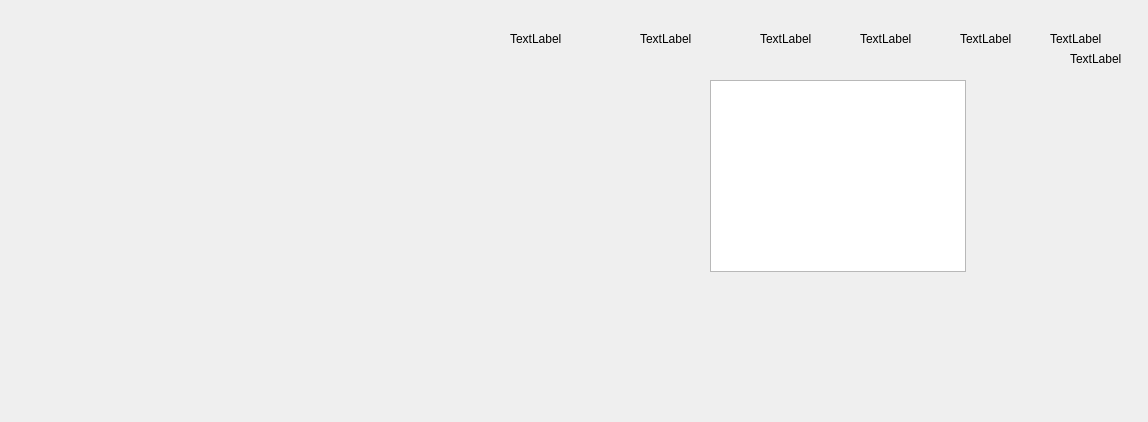
First picture: the form in DataUI/datamenu.ui, repository flash-dx/UpperUI, before the edit.
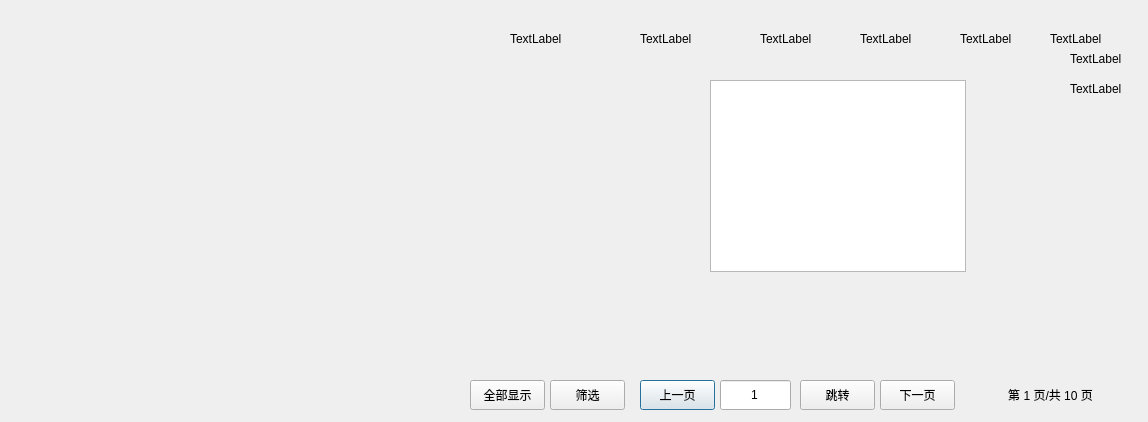
Second picture: the form after the edit. Icons and pictures are not drawn.

Patch:
```diff
--- a/DataUI/datamenu.ui
+++ b/DataUI/datamenu.ui
@@ -117,6 +117,131 @@
     <string>TextLabel</string>
    </property>
   </widget>
+  <widget class="QLabel" name="Data_Menu_lbHeader8">
+   <property name="geometry">
+    <rect>
+     <x>1070</x>
+     <y>80</y>
+     <width>67</width>
+     <height>17</height>
+    </rect>
+   </property>
+   <property name="text">
+    <string>TextLabel</string>
+   </property>
+  </widget>
+  <widget class="QLabel" name="Data_Menu_lbPage">
+   <property name="geometry">
+    <rect>
+     <x>980</x>
+     <y>380</y>
+     <width>141</width>
+     <height>30</height>
+    </rect>
+   </property>
+   <property name="text">
+    <string>第 1 页/共 10 页</string>
+   </property>
+   <property name="alignment">
+    <set>Qt::AlignCenter</set>
+   </property>
+  </widget>
+  <widget class="QPushButton" name="Data_Menu_btnPre">
+   <property name="geometry">
+    <rect>
+     <x>640</x>
+     <y>380</y>
+     <width>75</width>
+     <height>30</height>
+    </rect>
+   </property>
+   <property name="styleSheet">
+    <string notr="true">border-image: url(:/images/btnbk.png);</string>
+   </property>
+   <property name="text">
+    <string>上一页</string>
+   </property>
+  </widget>
+  <widget class="QPushButton" name="Data_Menu_btnNext">
+   <property name="geometry">
+    <rect>
+     <x>880</x>
+     <y>380</y>
+     <width>75</width>
+     <height>30</height>
+    </rect>
+   </property>
+   <property name="styleSheet">
+    <string notr="true">border-image: url(:/images/btnbk.png);</string>
+   </property>
+   <property name="text">
+    <string>下一页</string>
+   </property>
+  </widget>
+  <widget class="QPushButton" name="Data_Menu_btnJump">
+   <property name="geometry">
+    <rect>
+     <x>800</x>
+     <y>380</y>
+     <width>75</width>
+     <height>30</height>
+    </rect>
+   </property>
+   <property name="styleSheet">
+    <string notr="true">border-image: url(:/images/btnbk.png);</string>
+   </property>
+   <property name="text">
+    <string>跳转</string>
+   </property>
+  </widget>
+  <widget class="QLineEdit" name="Data_Menu_EditPage">
+   <property name="geometry">
+    <rect>
+     <x>720</x>
+     <y>380</y>
+     <width>71</width>
+     <height>30</height>
+    </rect>
+   </property>
+   <property name="text">
+    <string>1</string>
+   </property>
+   <property name="alignment">
+    <set>Qt::AlignCenter</set>
+   </property>
+  </widget>
+  <widget class="QPushButton" name="Data_Menu_btnFilter">
+   <property name="geometry">
+    <rect>
+     <x>550</x>
+     <y>380</y>
+     <width>75</width>
+     <height>30</height>
+    </rect>
+   </property>
+   <property name="styleSheet">
+    <string notr="true">border-image: url(:/images/btnbk.png);</string>
+   </property>
+   <property name="text">
+    <string>筛选</string>
+   </property>
+  </widget>
+  <widget class="QPushButton" name="Data_Menu_btnAll">
+   <property name="geometry">
+    <rect>
+     <x>470</x>
+     <y>380</y>
+     <width>75</width>
+     <height>30</height>
+    </rect>
+   </property>
+   <property name="styleSheet">
+    <string notr="true">border-image: url(:/images/btnbk.png);</string>
+   </property>
+   <property name="text">
+    <string>全部显示</string>
+   </property>
+  </widget>
  </widget>
  <resources/>
  <connections/>
```
